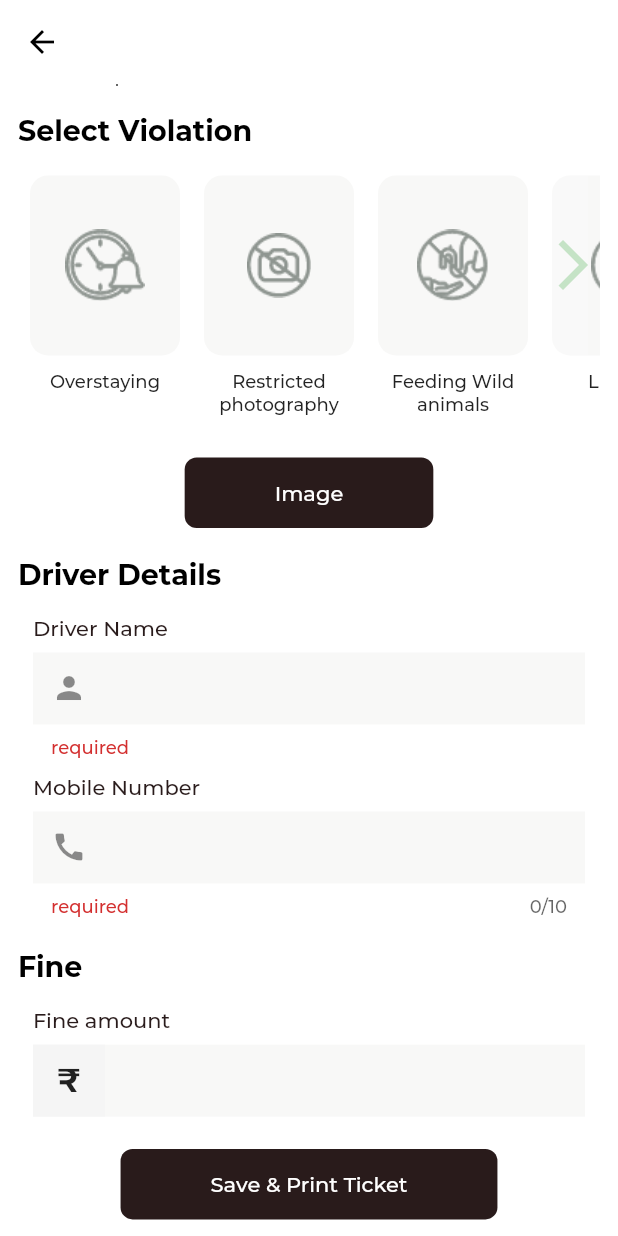
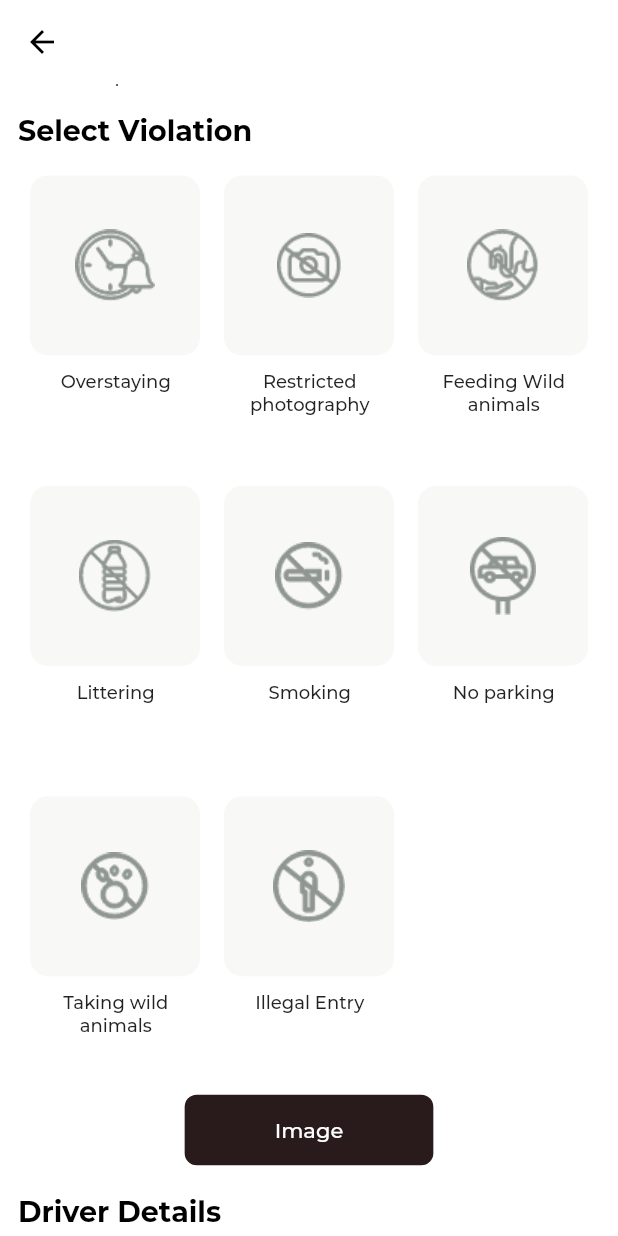
Before and after one commit to sunilimpereal/BRT-android, a Flutter app: the FineTicket screen opened by its route, scrolled down 556 dp, on a phone screen of 412 x 824 dp. Run offline on Flutter 3.47's test engine with Material 2 defaults, Android fonts, the phone set to English and light mode, and no system bars; our stand-ins replace connectivity, data_connection_checker, sembast, shared_preferences; missing offline and left inert: flutter_barcode_scanner, image_picker_gallery_camera; accounts and stored records are empty; project files that could hold a hidden picture were left out.

Commit message:
utr number

```diff
--- a/lib/models/fine.dart
+++ b/lib/models/fine.dart
@@ -4,8 +4,9 @@ class Fine {
   List<dynamic> fineId;
   String fineamout;
   String ticketId;
+  String utrId;
 
-  Fine({this.fineId, this.fineamout, this.ticketId});
+  Fine({this.fineId, this.fineamout, this.ticketId,this.utrId});
 
   Map<String, dynamic> toMap() {
     return {
--- a/lib/screens/fineTicketScreen.dart
+++ b/lib/screens/fineTicketScreen.dart
@@ -51,7 +51,8 @@ class _FineTicketState extends State<FineTicket> {
       driverMobileController,
       numberOfTravelersController,
       stateTextController,
-      fineController;
+      fineController,
+      utrNumberController;
   int selectedStayStatus = 0;
   String vehicleType;
   String selectedFine;
@@ -75,6 +76,7 @@ class _FineTicketState extends State<FineTicket> {
     numberOfTravelersController = TextEditingController();
     stateTextController = TextEditingController();
     fineController = TextEditingController();
+    utrNumberController = TextEditingController();
     ticketNumberController.text = await getTicketNumber();
     ticketVM = TicketViewModel(accessToken);
 
@@ -183,6 +185,9 @@ class _FineTicketState extends State<FineTicket> {
         fine: [
           Fine(
             fineamout: fineController.text,
+            utrId: utrNumberController.text == ''
+                ? null
+                : utrNumberController.text,
             //   ticketId: ticketNumberController.text,
             fineId:
                 selectedViolations, //fineID[fines.indexOf(selectedFine)].toString(),
@@ -245,7 +250,8 @@ class _FineTicketState extends State<FineTicket> {
       'date': dateController.text,
       // 'fine':getAllFine(ticket.fine),
       'violation': violations,
-      'isFineTicket': true
+      'isFineTicket': true,
+      'utrId':ticket.fine[0].utrId
     };
 
     //
@@ -258,6 +264,7 @@ class _FineTicketState extends State<FineTicket> {
   }
 
   Printer printer;
+  bool payment = false;
 
   @override
   Widget build(BuildContext context) {
@@ -325,21 +332,25 @@ class _FineTicketState extends State<FineTicket> {
                             style: SubHeadingTextStyle,
                           ),
                           widgetSeperator(),
-                          Stack(
-                            children: [
                           Container(
                               width: MediaQuery.of(context).size.width,
                               // height:
                               //     MediaQuery.of(context).size.height * 0.23,
-                                child: SingleChildScrollView(
-                                  controller: scrollController,
-                                  scrollDirection: Axis.horizontal,
-                                  child: Row(
+                              child: GridView.count(
+                                crossAxisCount: 3,
+                                shrinkWrap: true,
+                                physics: NeverScrollableScrollPhysics(),
+
+                                childAspectRatio:
+                                    (MediaQuery.of(context).size.width /
+                                        MediaQuery.of(context).size.height *
+                                        1.25),
+
+                                //crossAxisAlignment: WrapCrossAlignment.start,
                                 children: List.generate(
                                     fines.length,
                                     (index) => Padding(
-                                              padding:
-                                                  const EdgeInsets.all(8.0),
+                                          padding: const EdgeInsets.all(8.0),
                                           child: BRTCheckBox(
                                             icon: fineIcons[index],
                                             isSelected:
@@ -347,14 +358,10 @@ class _FineTicketState extends State<FineTicket> {
                                             onChanged: (isSelected) {
                                               if (isSelected) {}
                                               setState(() {
-                                                    violationCheckStatus[
-                                                            index] =
-                                                        isSelected
-                                                            ? false
-                                                            : true;
-                                                    String selected = fineID[
-                                                            fines.indexOf(
-                                                                fines[index])]
+                                                violationCheckStatus[index] =
+                                                    isSelected ? false : true;
+                                                String selected = fineID[fines
+                                                        .indexOf(fines[index])]
                                                     .toString();
 
                                                 if (selectedViolations
@@ -370,34 +377,7 @@ class _FineTicketState extends State<FineTicket> {
                                             title: fines[index],
                                           ),
                                         )),
-                                  ),
-                                ),
-                              ),
-                              Row(
-                                mainAxisAlignment: sc == 0
-                                    ? MainAxisAlignment.end
-                                    : MainAxisAlignment.start,
-                                children: [
-                                  Padding(
-                                    padding: const EdgeInsets.all(8.0),
-                                    child: Container(
-                                      color: Colors.white.withOpacity(0.2),
-                                      height: 120,
-                                      width: 30,
-                                      child: Center(
-                                          child: Icon(
-                                        sc == 1
-                                            ? Icons.arrow_back_ios
-                                            : Icons.arrow_forward_ios,
-                                        size: 40,
-                                        color: Colors.green.withOpacity(0.3),
                               )),
-                                    ),
-                                  )
-                                ],
-                              )
-                            ],
-                          ),
                         ],
                       ),
                     ),
@@ -435,6 +415,37 @@ class _FineTicketState extends State<FineTicket> {
                         ),
                       ],
                     ),
+                    Column(
+                      crossAxisAlignment: CrossAxisAlignment.start,
+                      children: [
+                        Row(
+                          children: [
+                            Text(
+                              "Payment",
+                              style: SubHeadingTextStyle,
+                            ),
+                            Checkbox(
+                              value: payment,
+                              activeColor:
+                                  Theme.of(context).colorScheme.primary,
+                              onChanged: (value) {
+                                setState(() {
+                                  payment = value;
+                                });
+                              },
+                            )
+                          ],
+                        ),
+                        widgetSeperator(),
+                        payment
+                            ? BrtFormField(
+                                textInputType: TextInputType.number,
+                                title: "UTR Number",
+                                controller: utrNumberController,
+                              )
+                            : Container(),
+                      ],
+                    ),
                     SizedBox(
                       height: MediaQuery.of(context).size.height * 0.02,
                     ),
--- a/lib/services/utilityFunctions.dart
+++ b/lib/services/utilityFunctions.dart
@@ -10,7 +10,7 @@ import 'package:intl/intl.dart';
 import '../strings.dart';
 
 String getFormattedDate(DateTime date) {
-  return DateFormat.yMd().format(date);
+  return DateFormat('dd-MM-yyyy').format(date);
 }
 
 String getFormattedTime(DateTime dateTime) {
--- a/lib/widgets/iconcontainer.dart
+++ b/lib/widgets/iconcontainer.dart
@@ -109,15 +109,17 @@ class BRTCheckBox extends StatelessWidget {
   @override
   Widget build(BuildContext context) {
     return Container(
-      width: 100,
-      height: 180,
+
       child: GestureDetector(
         onTap: () => onChanged(isSelected),
         child: SelectorTile(
             icon: icon,
             title: title,
             isSelected: isSelected,
-            firstWidget: Container()
+            firstWidget: Container(
+              height: 1,
+              width: 1,
+            )
             //  Checkbox(
             //   value: isSelected,
             //   onChanged: (x) => onChanged,
```
Also changed, not shown: 1 other file. Lines whose indentation alone changed are shown as unchanged.
